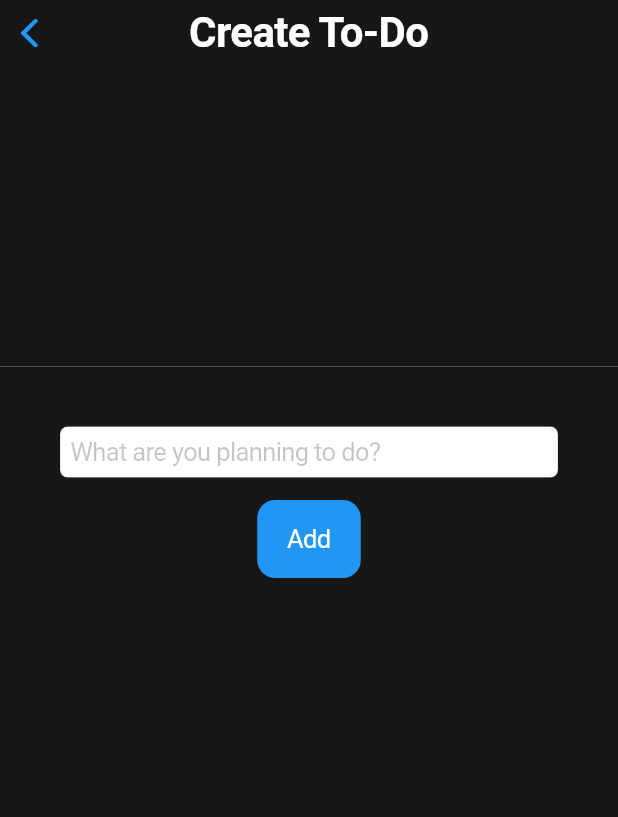
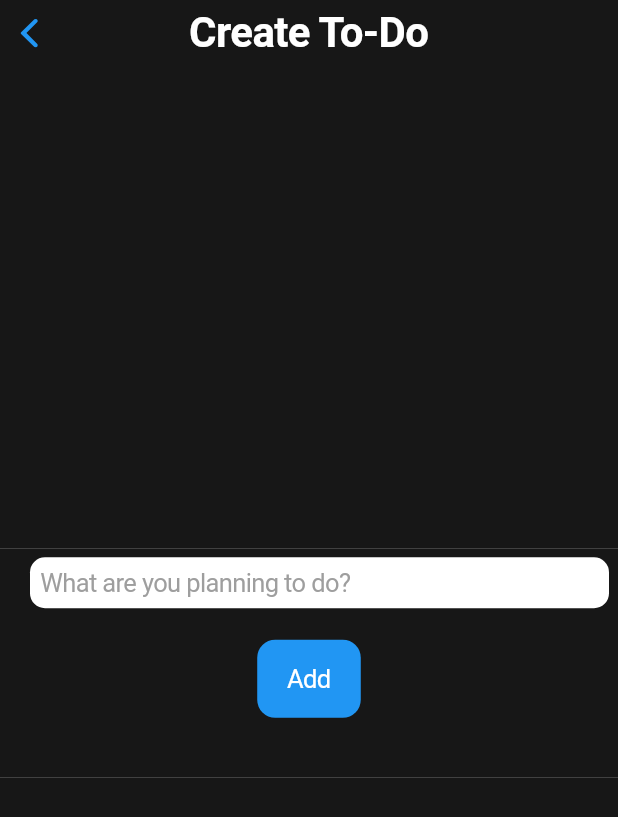
Before and after one commit to godext/flutter_todo_hero, a Flutter app: the TodoEditPage screen opened directly, on a phone screen of 412 x 824 dp. Shown: the top 817 px of the screen. Run offline on Flutter 3.47's test engine with Material 2 defaults, Android fonts, the phone set to English and light mode, and no system bars; our stand-ins replace bloc, cloud_firestore, equatable, firebase_auth, firebase_core, flutter_bloc and 3 more; missing offline and left inert: flow_builder; accounts and stored records are empty.

Commit message:
still need to fix Deletion

```diff
--- a/lib/src/data/firestore_todo_repository.dart
+++ b/lib/src/data/firestore_todo_repository.dart
@@ -86,13 +86,13 @@ class FirestoreTodoRepository {
   }
 
 // Delete todo's
-  Future<void> deleteTodo(Todo todo) async {
-    if (todo.isEmpty) {
+  Future<void> deleteTodo(String documentId) async {
+    if (documentId.isEmpty) {
       throw FirestoreTodoException.fromCode('todo-empty');
     }
 
     try {
-      db.doc(todo.id).delete();
+      db.doc(documentId).delete();
     } catch (e) {
       throw FirestoreTodoException.fromCode('exception-message', e);
     }
--- a/lib/src/logic/bloc/todo_bloc.dart
+++ b/lib/src/logic/bloc/todo_bloc.dart
@@ -36,6 +36,20 @@ class TodoBloc extends Bloc<TodoEvent, TodoState> {
     on<TodoDifficultyChanged>(_onTodoDifficultyChanged);
     on<TodoBeneficialChanged>(_onTodoBeneficialChanged);
     on<TodoSubmitted>(_onTodoSubmitted);
+    on<TodoDeleted>(_onTodoDeleted);
+  }
+
+  void _onTodoDeleted(
+    TodoDeleted event,
+    Emitter<TodoState> emit,
+  ) async {
+    try {
+      await _firestoreTodoRepository.deleteTodo(
+        event.todoId,
+      );
+    } catch (_) {
+      print("Deleting didn't work :)");
+    }
   }
 
   void _onTodoContentChanged(
--- a/lib/src/logic/bloc/todo_event.dart
+++ b/lib/src/logic/bloc/todo_event.dart
@@ -58,3 +58,12 @@ class TodoSubmitted extends TodoEvent {
   @override
   List<Object> get props => [];
 }
+
+class TodoDeleted extends TodoEvent {
+  final String todoId;
+
+  const TodoDeleted(this.todoId);
+
+  @override
+  List<Object> get props => [];
+}
--- a/lib/src/logic/bloc/todo_state.dart
+++ b/lib/src/logic/bloc/todo_state.dart
@@ -18,6 +18,7 @@ class TodoState extends Equatable {
   final int importancy;
   final int difficulty;
   final int beneficial;
+  final String todoId;
 
   const TodoState({
     this.status = TodoStatus.initial,
@@ -28,6 +29,7 @@ class TodoState extends Equatable {
     this.importancy = 0,
     this.difficulty = 0,
     this.beneficial = 0,
+    this.todoId = '',
   });
 
   bool get isNewTodo => initialTodo == null;
@@ -40,7 +42,8 @@ class TodoState extends Equatable {
       int? timeComplexity,
       int? importancy,
       int? difficulty,
-      int? beneficial}) {
+      int? beneficial,
+      String? todoId}) {
     return TodoState(
       status: status ?? this.status,
       initialTodo: initialTodo ?? this.initialTodo,
@@ -50,6 +53,7 @@ class TodoState extends Equatable {
       importancy: importancy ?? this.importancy,
       difficulty: difficulty ?? this.difficulty,
       beneficial: beneficial ?? this.beneficial,
+      todoId: todoId ?? this.todoId,
     );
   }
 
@@ -62,5 +66,6 @@ class TodoState extends Equatable {
         importancy,
         difficulty,
         beneficial,
+        todoId,
       ];
 }
--- a/lib/src/screens/ToDo/home_screen.dart
+++ b/lib/src/screens/ToDo/home_screen.dart
@@ -4,7 +4,6 @@ import 'package:flutter/cupertino.dart';
 import 'package:flutter_bloc/flutter_bloc.dart';
 import 'package:todo_hero/src/data/repositories.dart';
 import 'package:todo_hero/src/logic/bloc/app_bloc.dart';
-import 'package:todo_hero/src/logic/bloc/todo_bloc.dart';
 import 'package:todo_hero/src/logic/bloc/todo_display_bloc.dart';
 import 'package:todo_hero/src/screens/ToDo/todo_list_tile.dart';
 import 'package:todo_hero/src/screens/screens.dart';
@@ -71,7 +70,9 @@ class TodoList extends StatelessWidget {
                                 isCompleted: !todo.isCompleted,
                               ),
                             ),
-                            onTapTodo: () {},
+                            onTapTodo: () => Navigator.of(context).push(
+                              TodoEditPage.route(todo),
+                            ),
                           ),
                       ],
                     );
@@ -88,7 +89,6 @@ class TodoList extends StatelessWidget {
                         builder: (context) => const TodoEditPage(),
                       ),
                     );
-                    // code to add a new todo item
                   },
                   color: CupertinoColors.systemBlue.withOpacity(0.7),
                   borderRadius: BorderRadius.circular(20),
--- a/lib/src/screens/ToDo/todo_edit.dart
+++ b/lib/src/screens/ToDo/todo_edit.dart
@@ -4,15 +4,22 @@ import 'package:flutter/material.dart';
 import 'package:flutter_bloc/flutter_bloc.dart';
 import 'package:todo_hero/src/data/firestore_todo_repository.dart';
 import 'package:todo_hero/src/logic/bloc/todo_bloc.dart';
+import 'package:todo_hero/src/models/model.dart';
 import 'package:todo_hero/src/util/widgets/cupertino_scaffold.dart';
 
+@immutable
 class TodoEditPage extends StatelessWidget {
-  const TodoEditPage({super.key});
+  final Todo? initialTodo;
 
-  static Route<void> route() {
+  const TodoEditPage({
+    super.key,
+    this.initialTodo,
+  });
+
+  static Route<void> route(Todo? initialTodo) {
     return MaterialPageRoute(
       fullscreenDialog: true,
-      builder: (context) => const TodoEditPage(),
+      builder: (context) => TodoEditPage(initialTodo: initialTodo),
     );
   }
 
@@ -26,18 +33,17 @@ class TodoEditPage extends StatelessWidget {
         create: (context) => TodoBloc(
           firestoreTodoRepository: context.read<FirestoreTodoRepository>(),
           authenticationRepository: context.read<AuthenticationRepository>(),
-          initialTodo: null,
+          initialTodo: initialTodo,
         ),
         child: CupertinoScaffold(
             title: 'Create To-Do',
             child: Align(
-              alignment: const Alignment(0, -1 / 3),
               child: SingleChildScrollView(
                 child: Column(
                   mainAxisSize: MainAxisSize.min,
                   children: [
                     const SizedBox(height: 16),
-                    _ContentInput(),
+                    const _ContentInput(),
                   ],
                 ),
               ),
@@ -48,6 +54,40 @@ class TodoEditPage extends StatelessWidget {
 }
 
 class _ContentInput extends StatelessWidget {
+  const _ContentInput();
+
+  void _showAlertDialog(BuildContext context) {
+    TodoBloc bloc = BlocProvider.of<TodoBloc>(context);
+
+    showCupertinoModalPopup<void>(
+      context: context,
+      builder: (BuildContext context) => CupertinoAlertDialog(
+        title: const Text('Delete To-Do'),
+        content: const Text('Are you sure you want to delete this To-Do?'),
+        actions: <CupertinoDialogAction>[
+          CupertinoDialogAction(
+            isDefaultAction: true,
+            onPressed: () {
+              Navigator.pop(context);
+            },
+            child: const Text('No'),
+          ),
+          CupertinoDialogAction(
+            isDestructiveAction: true,
+            onPressed: () {
+              bloc.add(TodoDeleted(bloc.state.todoId));
+              // TODO: Need to find the reason why I have
+              // TODO: no access on the current todo's ID iny my Bloc
+              print('Wert von Todo-Id: ${bloc.state.todoId}');
+              Navigator.pop(context);
+            },
+            child: const Text('Yes'),
+          ),
+        ],
+      ),
+    );
+  }
+
   @override
   Widget build(BuildContext context) {
     return BlocBuilder<TodoBloc, TodoState>(
@@ -56,10 +96,20 @@ class _ContentInput extends StatelessWidget {
         return Material(
             child: Container(
           color: CupertinoColors.darkBackgroundGray,
-          padding: const EdgeInsets.all(40.0),
+          //padding: const EdgeInsets.all(40.0),
           child: Column(
             children: [
-              CupertinoTextField(
+              CupertinoTextFormFieldRow(
+                initialValue: state.content,
+                placeholderStyle: TextStyle(color: Colors.grey[500]),
+                decoration: const BoxDecoration(
+                    color: Colors.white,
+                    borderRadius: BorderRadius.all(
+                      Radius.circular(10),
+                    )),
+                style: const TextStyle(
+                  color: Colors.black,
+                ),
                 placeholder: 'What are you planning to do?',
                 key: const Key('todoForm_todoCreateOrEdit'),
                 onChanged: (value) {
@@ -70,15 +120,27 @@ class _ContentInput extends StatelessWidget {
               ),
               Padding(
                 padding: const EdgeInsets.fromLTRB(0, 15, 0, 30),
-                child: CupertinoButton.filled(
-                  child: const Text('Add'),
+                child: Column(
+                  children: [
+                    CupertinoButton.filled(
+                      child: Text(state.isNewTodo ? 'Add' : 'Edit'),
                       onPressed: () {
                         context.read<TodoBloc>().add(
                               const TodoSubmitted(),
                             );
-                    //Navigator.of(context).removeRoute(TodoEditPage.route());
                         Navigator.pop(context);
                       },
+                    ),
+                    const SizedBox(height: 10),
+                    Visibility(
+                      // If it's not a new todo, this button shall be GONE
+                      visible: !state.isNewTodo,
+                      child: CupertinoButton(
+                        child: const Text('Delete'),
+                        onPressed: () => _showAlertDialog(context),
+                      ),
+                    ),
+                  ],
                 ),
               ),
             ],
```
Lines whose indentation alone changed are shown as unchanged.
